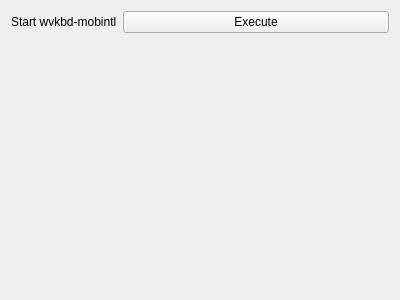
Above: container/control-panel/widgets/ScreenWidget.ui from SnowNF/wra before the change. Below: the same form after it.
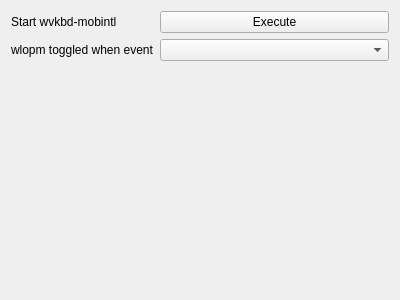
That is the form after the change.

Commit message: control-panel: add screen event trigger

```diff
--- a/container/control-panel/widgets/ScreenWidget.ui
+++ b/container/control-panel/widgets/ScreenWidget.ui
@@ -28,6 +28,16 @@
      </property>
     </widget>
    </item>
+   <item row="1" column="0">
+    <widget class="QLabel" name="wlopmLabel">
+     <property name="text">
+      <string>wlopm toggled when event</string>
+     </property>
+    </widget>
+   </item>
+   <item row="1" column="1">
+    <widget class="QComboBox" name="wlopmComboBox"/>
+   </item>
   </layout>
  </widget>
  <resources/>
```
The commit also changes 20 other files.
